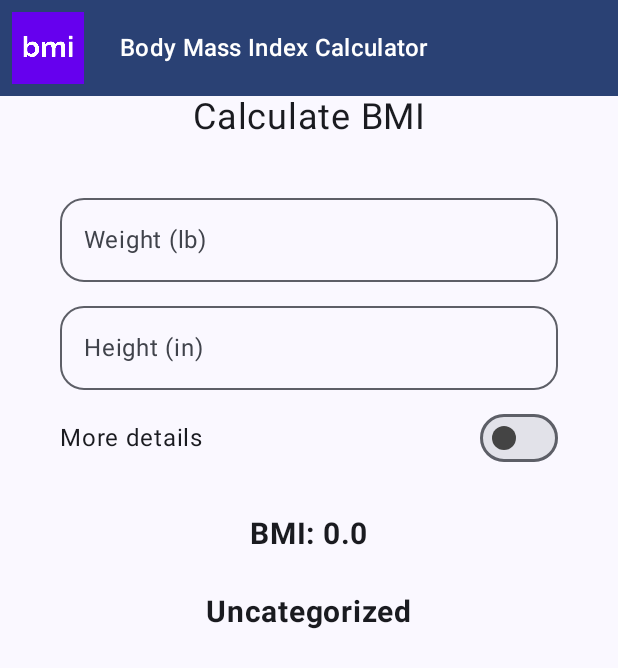
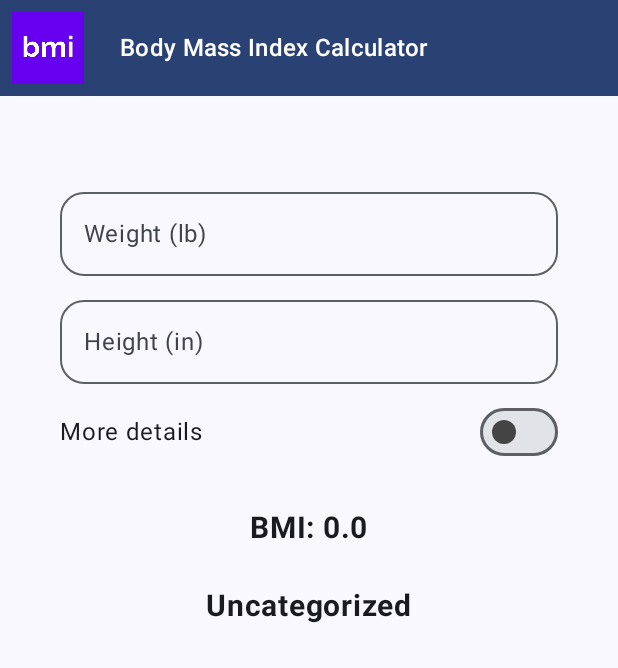
Before and after one commit to annedawson/BMI, an Android app built with Jetpack Compose: the screen it shows after launch (MainActivity), on a phone screen of 412 x 824 dp. Shown: the top 668 px of the screen. Run offline under Robolectric (Android 15) with nearby library versions, the phone set to English and light mode, and no system bars.

Commit message:
Commit 19/9/2024 after allowing scrolling on orientation change, and improving the Switch color contrast in dark theme. 19/9/2024, 11:41 PT

```diff
--- a/app/src/main/java/net/annedawson/bmi/MainActivity.kt
+++ b/app/src/main/java/net/annedawson/bmi/MainActivity.kt
@@ -31,8 +31,10 @@ import androidx.compose.foundation.layout.height
 import androidx.compose.foundation.layout.padding
 import androidx.compose.foundation.layout.size
 import androidx.compose.foundation.layout.wrapContentWidth
+import androidx.compose.foundation.rememberScrollState
 import androidx.compose.foundation.text.KeyboardActions
 import androidx.compose.foundation.text.KeyboardOptions
+import androidx.compose.foundation.verticalScroll
 import androidx.compose.material3.Scaffold
 import androidx.compose.material3.Text
 import androidx.compose.material3.MaterialTheme
@@ -61,6 +63,7 @@ import androidx.compose.material3.SwitchDefaults
 import androidx.compose.ui.res.painterResource
 import androidx.compose.material3.OutlinedTextField
 import net.annedawson.bmi.ui.theme.Shapes
+import androidx.compose.foundation.isSystemInDarkTheme
 
 class MainActivity : ComponentActivity() {
     override fun onCreate(savedInstanceState: Bundle?) {
@@ -127,6 +130,8 @@ fun BmiApp() {
     {
         Column(
             modifier = Modifier
+                // added the following line to allow scrolling
+                .verticalScroll(rememberScrollState())
                 .padding(40.dp)
                 .fillMaxSize(),
             horizontalAlignment = Alignment.CenterHorizontally,
@@ -134,7 +139,11 @@ fun BmiApp() {
         ) {
             Spacer(modifier = Modifier.height(16.dp))
             Text(
-                text = stringResource(id = R.string.calculate_bmi),
+                //text = stringResource(id = R.string.calculate_bmi),
+                // try replacing the line above with the line below.
+                // In horizontal orientation the text "Calculate BMI"
+                // was visible on scrolling, hence I replaced with empty text.
+                text = "",
                 fontSize = 24.sp,
                 modifier = Modifier.align(Alignment.CenterHorizontally)
             )
@@ -282,10 +291,19 @@ fun MoreDetailsRow(
             modifier = modifier
                 .fillMaxWidth()
                 .wrapContentWidth(Alignment.End),
+            /*colors = SwitchDefaults.colors(
+               uncheckedThumbColor = Color.DarkGray
+            )*/
+
             colors = SwitchDefaults.colors(
-                uncheckedThumbColor = Color.DarkGray
+                uncheckedThumbColor = if (isSystemInDarkTheme()) {
+                    Color.LightGray
+                } else {
+                    Color.DarkGray // Or any dark color with good contrast
+                }
             )
         )
+
     }
 }
 
```
